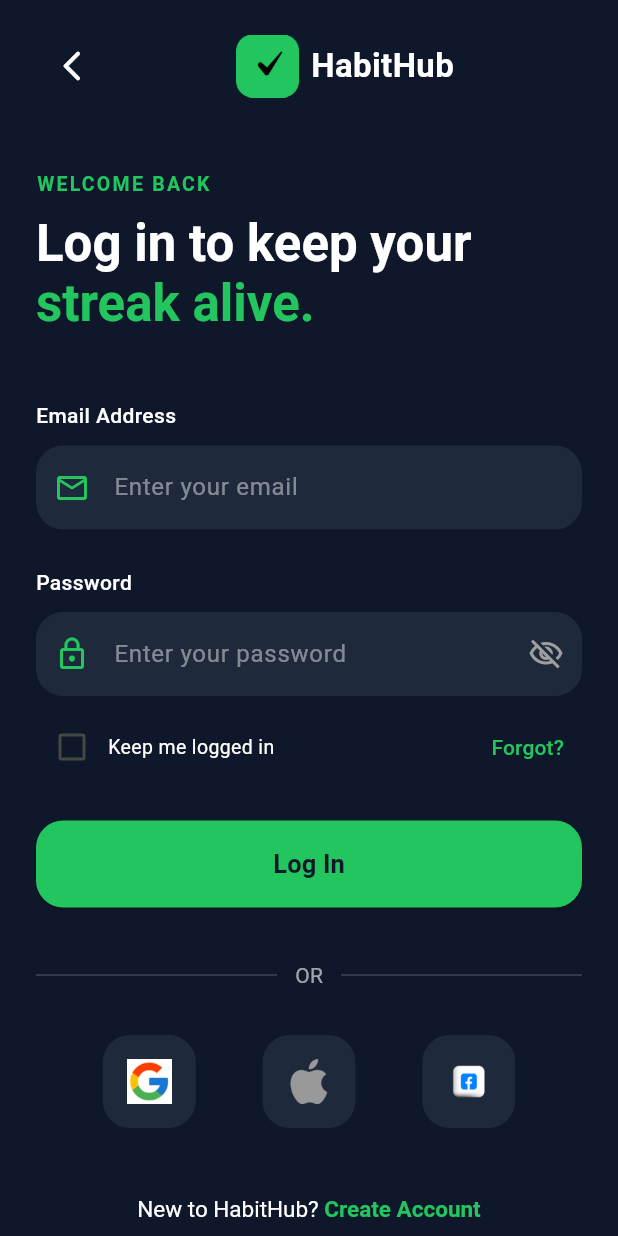
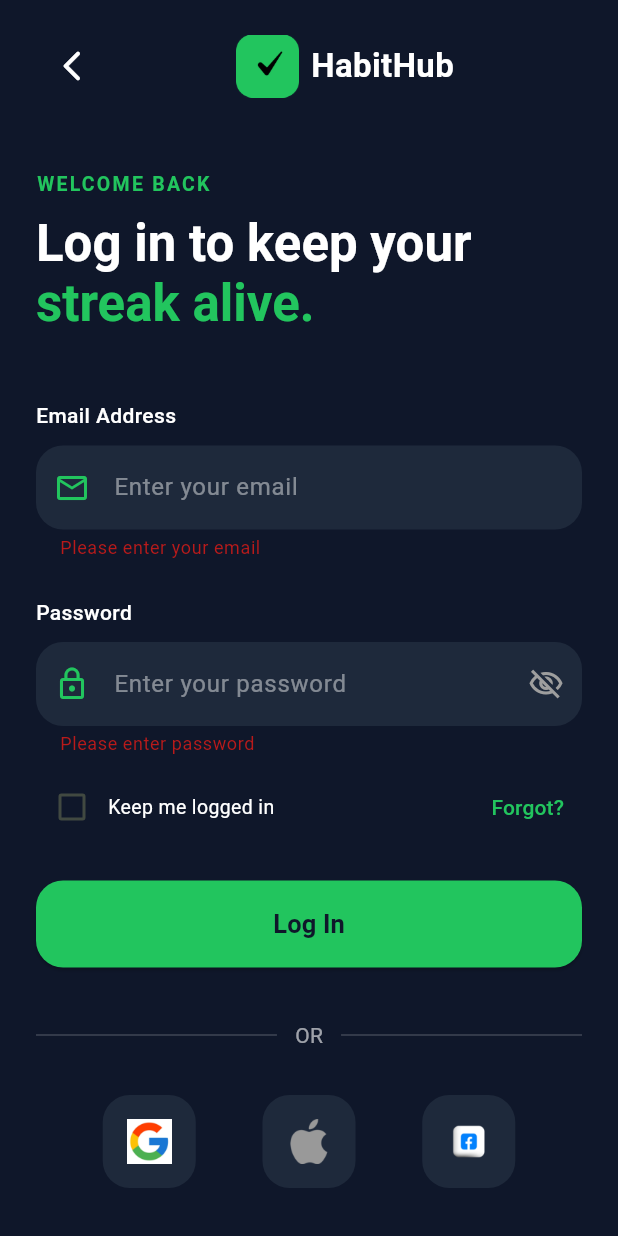
Before and after one commit to AbdulRauf20/HabitHub-AI, a Flutter app: the LoginView screen opened directly, after a tap on "Log In", on a phone screen of 412 x 824 dp. Run offline on Flutter 3.47's test engine with Material 3 defaults, Android fonts, the light colour scheme and no system bars; our stand-ins replace firebase_auth, firebase_core, flutter_bloc; accounts and stored records are empty.

Commit message:
login auth ui done

```diff
--- a/habithub/lib/views/Authentication_Module/login_view.dart
+++ b/habithub/lib/views/Authentication_Module/login_view.dart
@@ -1,5 +1,11 @@
 import 'package:flutter/material.dart';
+import 'package:flutter_bloc/flutter_bloc.dart';
+import 'package:habithub/Auth/Bloc/auth_bloc.dart';
+import 'package:habithub/Auth/Bloc/auth_event.dart';
+import 'package:habithub/Auth/Bloc/auth_state.dart';
 import 'package:habithub/core/theme/app_colors.dart';
+import 'package:habithub/views/Authentication_Module/Forgot_password_view.dart';
+import 'package:habithub/views/Authentication_Module/verify_email_view.dart';
 import 'package:habithub/views/Authentication_Module/welcome_view.dart';
 
 class LoginView extends StatefulWidget {
@@ -10,15 +16,52 @@
 }
 
 class _LoginViewState extends State<LoginView> {
+  final _formKey = GlobalKey<FormState>();
+
+  final TextEditingController _emailController = TextEditingController();
+  final TextEditingController _passwordController = TextEditingController();
+
   bool _isChecked = false;
 
   @override
+  void dispose() {
+    _emailController.dispose();
+    _passwordController.dispose();
+    super.dispose();
+  }
+
+  @override
   Widget build(BuildContext context) {
-    return Scaffold(
+    return BlocListener<AuthBloc, AuthState>(
+      listener: (context, state) {
+        if (state is AuthFailure) {
+          ScaffoldMessenger.of(
+            context,
+          ).showSnackBar(SnackBar(content: Text(state.message)));
+        }
+
+        if (state is EmailNotVerified) {
+          Navigator.pushReplacement(
+            context,
+            MaterialPageRoute(builder: (_) => const VerifyEmailView()),
+          );
+        }
+
+        if (state is Authenticated) {
+          ScaffoldMessenger.of(
+            context,
+          ).showSnackBar(const SnackBar(content: Text("Login Successful")));
+
+          // TODO: Navigate to HomeView
+        }
+      },
+      child: Scaffold(
         backgroundColor: AppColors.background,
         body: SafeArea(
           child: SingleChildScrollView(
             padding: const EdgeInsets.symmetric(horizontal: 24, vertical: 20),
+            child: Form(
+              key: _formKey,
               child: Column(
                 crossAxisAlignment: CrossAxisAlignment.start,
                 children: [
@@ -108,8 +151,20 @@
 
                   const SizedBox(height: 10),
 
-              TextField(
+                  TextFormField(
+                    controller: _emailController,
                     style: const TextStyle(color: Colors.white),
+                    validator: (value) {
+                      if (value == null || value.trim().isEmpty) {
+                        return "Please enter your email";
+                      }
+
+                      if (!value.contains("@")) {
+                        return "Invalid email";
+                      }
+
+                      return null;
+                    },
                     decoration: InputDecoration(
                       hintText: "Enter your email",
                       hintStyle: TextStyle(
@@ -141,9 +196,21 @@
 
                   const SizedBox(height: 10),
 
-              TextField(
+                  TextFormField(
+                    controller: _passwordController,
                     obscureText: true,
                     style: const TextStyle(color: Colors.white),
+                    validator: (value) {
+                      if (value == null || value.isEmpty) {
+                        return "Please enter password";
+                      }
+
+                      if (value.length < 6) {
+                        return "Password must be at least 6 characters";
+                      }
+
+                      return null;
+                    },
                     decoration: InputDecoration(
                       hintText: "Enter your password",
                       hintStyle: TextStyle(
@@ -165,7 +232,6 @@
                       ),
                     ),
                   ),
-
                   const SizedBox(height: 10),
 
                   Row(
@@ -189,7 +255,14 @@
                         ),
                       ),
                       TextButton(
-                    onPressed: () {},
+                        onPressed: () {
+                         Navigator.push(
+                            context,
+                            MaterialPageRoute(
+                              builder: (context) => const ForgotPasswordView(),
+                            ),
+                          );
+                        },
                         child: const Text(
                           "Forgot?",
                           style: TextStyle(color: AppColors.primary),
@@ -204,7 +277,16 @@
                     width: double.infinity,
                     height: 58,
                     child: ElevatedButton(
-                  onPressed: () {},
+                      onPressed: () {
+                        if (_formKey.currentState!.validate()) {
+                          context.read<AuthBloc>().add(
+                            LoginRequested(
+                              email: _emailController.text.trim(),
+                              password: _passwordController.text,
+                            ),
+                          );
+                        }
+                      },
                       style: ElevatedButton.styleFrom(
                         backgroundColor: AppColors.primary,
                         foregroundColor: AppColors.buttonPrimaryText,
@@ -212,9 +294,27 @@
                           borderRadius: BorderRadius.circular(18),
                         ),
                       ),
-                  child: const Text(
+                      child: BlocBuilder<AuthBloc, AuthState>(
+                        builder: (context, state) {
+                          if (state is AuthLoading) {
+                            return const SizedBox(
+                              height: 22,
+                              width: 22,
+                              child: CircularProgressIndicator(
+                                strokeWidth: 2.5,
+                                color: AppColors.buttonPrimaryText,
+                              ),
+                            );
+                          }
+
+                          return const Text(
                             "Log In",
-                    style: TextStyle(fontSize: 17, fontWeight: FontWeight.bold),
+                            style: TextStyle(
+                              fontSize: 17,
+                              fontWeight: FontWeight.bold,
+                            ),
+                          );
+                        },
                       ),
                     ),
                   ),
@@ -224,7 +324,9 @@
                   Row(
                     children: [
                       Expanded(
-                    child: Divider(color: Colors.white.withValues(alpha: 0.2)),
+                        child: Divider(
+                          color: Colors.white.withValues(alpha: 0.2),
+                        ),
                       ),
                       Padding(
                         padding: const EdgeInsets.symmetric(horizontal: 12),
@@ -236,7 +338,9 @@
                         ),
                       ),
                       Expanded(
-                    child: Divider(color: Colors.white.withValues(alpha: 0.2)),
+                        child: Divider(
+                          color: Colors.white.withValues(alpha: 0.2),
+                        ),
                       ),
                     ],
                   ),
@@ -253,7 +357,6 @@
                   ),
 
                   const SizedBox(height: 45),
-
                   Center(
                     child: RichText(
                       text: const TextSpan(
@@ -283,6 +386,8 @@
               ),
             ),
           ),
+        ),
+      ),
     );
   }
 
```
Lines whose indentation alone changed are shown as unchanged.
